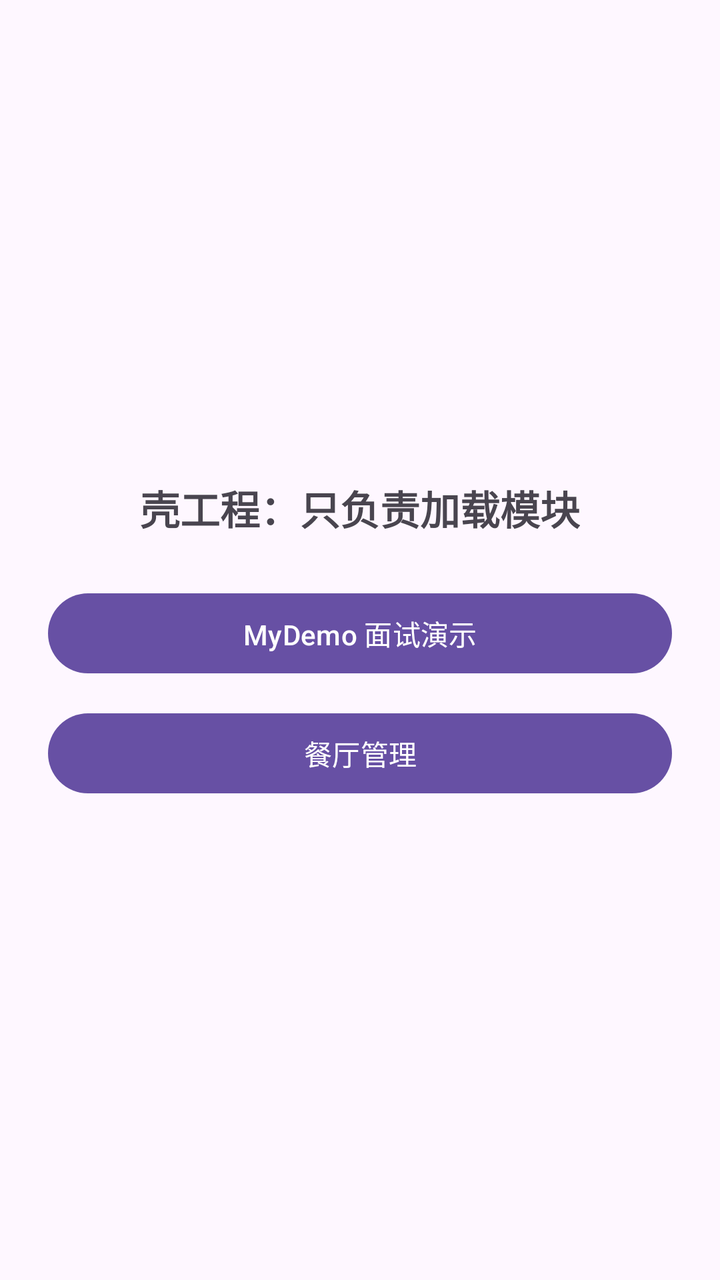
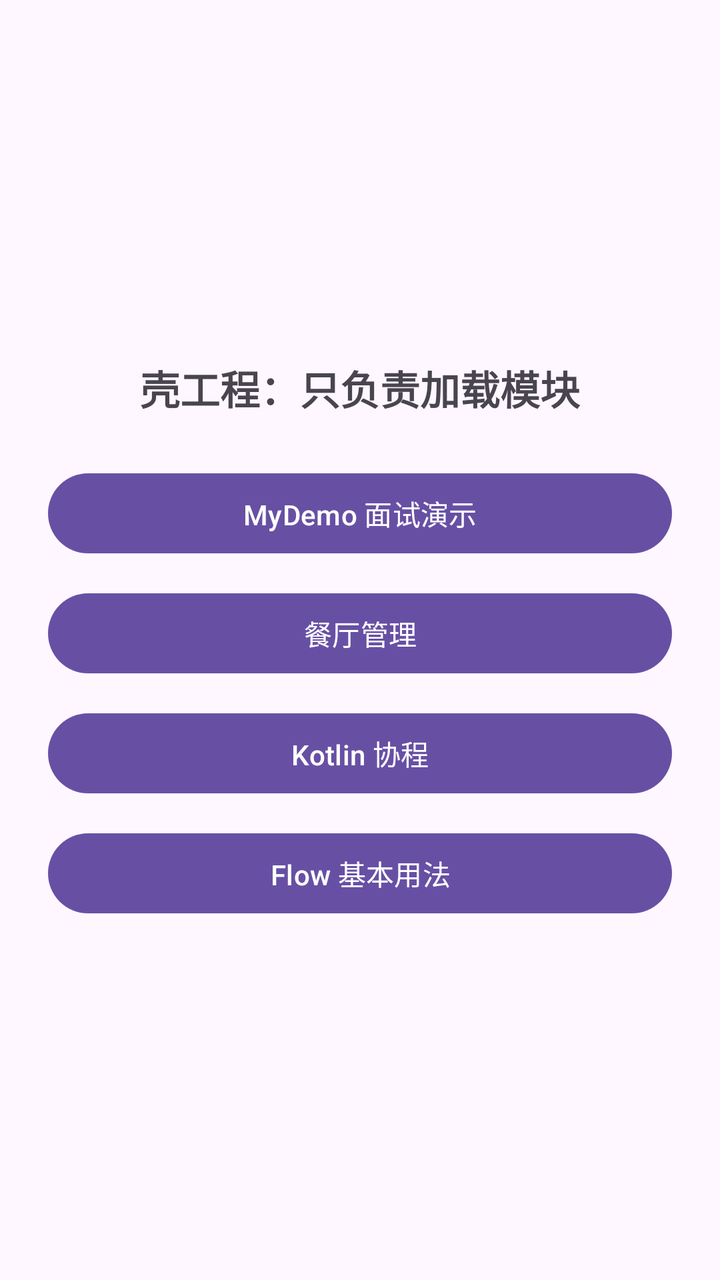

Before-and-after screenshots of an Android layout around one commit, followed by the original layout XML and the change that was made.
<!-- AndroidManifest.xml: application theme Theme.Interview -->
<!-- res/layout/activity_shell.xml -->
<?xml version="1.0" encoding="utf-8"?>
<LinearLayout xmlns:android="http://schemas.android.com/apk/res/android"
    android:layout_width="match_parent"
    android:layout_height="match_parent"
    android:gravity="center"
    android:orientation="vertical"
    android:padding="24dp">

    <TextView
        android:layout_width="wrap_content"
        android:layout_height="wrap_content"
        android:text="壳工程：只负责加载模块"
        android:textSize="20sp"
        android:textStyle="bold" />

    <Button
        android:id="@+id/btnMyDemo"
        android:layout_width="match_parent"
        android:layout_height="wrap_content"
        android:layout_marginTop="24dp"
        android:text="MyDemo 面试演示" />

    <Button
        android:id="@+id/btnRestaurant"
        android:layout_width="match_parent"
        android:layout_height="wrap_content"
        android:layout_marginTop="12dp"
        android:text="餐厅管理" />
</LinearLayout>
<!-- resources referenced by this layout -->
<resources>
  <style name="Theme.Interview" parent="Base.Theme.Interview" />
  <style name="Base.Theme.Interview" parent="Theme.Material3.DayNight.NoActionBar">
          
          
      </style>
</resources>

<!-- the commit's change to res/layout/activity_shell.xml (unified diff, before → after) -->
@@ -26,4 +26,18 @@
         android:layout_height="wrap_content"
         android:layout_marginTop="12dp"
         android:text="餐厅管理" />
+
+    <Button
+        android:id="@+id/btnKotlin"
+        android:layout_width="match_parent"
+        android:layout_height="wrap_content"
+        android:layout_marginTop="12dp"
+        android:text="Kotlin 协程" />
+
+    <Button
+        android:id="@+id/btnFlow"
+        android:layout_width="match_parent"
+        android:layout_height="wrap_content"
+        android:layout_marginTop="12dp"
+        android:text="Flow 基本用法" />
 </LinearLayout>
